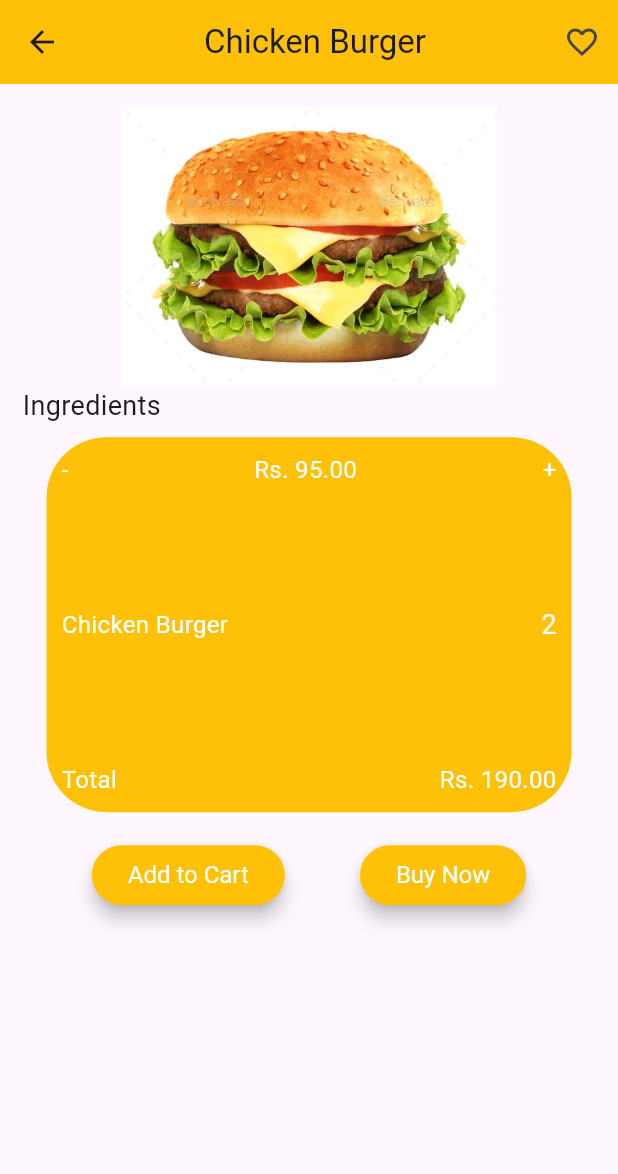
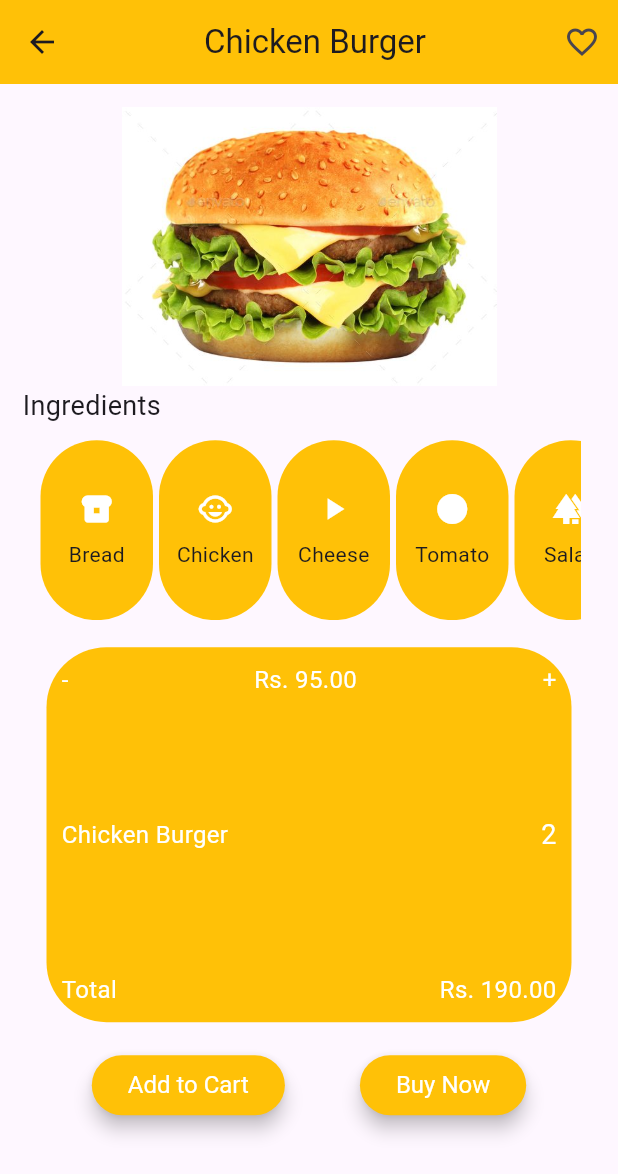
Before and after one commit to Teshan2000/Food-Delivery-App, a Flutter app: the FoodDetails screen opened directly, on a phone screen of 412 x 824 dp. Shown: the top 1174 px of the screen. Run offline on Flutter 3.47's test engine with Material 3 defaults, Android fonts, the phone set to English and light mode, and no system bars.

Commit message:
Ingredients List
Ingredients list were added to the food details page.

```diff
--- a/food_delivery_app/lib/screens/foodDetails.dart
+++ b/food_delivery_app/lib/screens/foodDetails.dart
@@ -8,6 +8,13 @@ class FoodDetails extends StatefulWidget {
 }
 
 class FoodDetailsState extends State<FoodDetails> {
+  List<Map<String, dynamic>> ingredients = [
+    {"icon": Icons.breakfast_dining, "name": "Bread"},
+    {"icon": Icons.child_care, "name": "Chicken"},
+    {"icon": Icons.play_arrow, "name": "Cheese"},
+    {"icon": Icons.circle, "name": "Tomato"},
+    {"icon": Icons.forest, "name": "Salad"}
+  ];
 
   @override
   Widget build(BuildContext context) {
@@ -51,6 +58,57 @@ class FoodDetailsState extends State<FoodDetails> {
                 style: TextStyle(fontSize: 18),
               ),
             ]),
+            Container(
+              padding: const EdgeInsets.symmetric(horizontal: 10, vertical: 10),
+              height: 140,
+              width: double.infinity,
+              child: ListView(
+                  scrollDirection: Axis.horizontal,
+                  children: List.generate(ingredients.length, (index) {
+                    return Flexible(
+                      child: Padding(
+                        padding: const EdgeInsets.symmetric(horizontal: 2),
+                        child: Container(
+                          width: 75,
+                          height: 100,
+                          decoration: ShapeDecoration(
+                            color: const Color(0xFFFFC107),
+                            shape: RoundedRectangleBorder(
+                              borderRadius: BorderRadius.circular(90),
+                            ),
+                          ),
+                          child: Column(children: [
+                            Flexible(
+                              child: Padding(
+                                padding: const EdgeInsets.symmetric(
+                                    horizontal: 3, vertical: 2),
+                                child: Column(
+                                  mainAxisAlignment: MainAxisAlignment.center,
+                                  crossAxisAlignment: CrossAxisAlignment.center,
+                                  children: <Widget>[
+                                    // Image.asset(
+                                    //   ingredients[index]['image'],
+                                    //   width: 60,
+                                    //   height: 60,
+                                    // ),
+                                    Icon(
+                                      ingredients[index]['icon'],
+                                      color: Colors.white,
+                                    ),
+                                    const SizedBox(height: 8),
+                                    Text(
+                                      ingredients[index]['name'],
+                                    )
+                                  ],
+                                ),
+                              ),
+                            ),
+                          ]),
+                        ),
+                      ),
+                    );
+                  })),
+            ),
             const SizedBox(height: 8),
             Container(
               padding: const EdgeInsets.symmetric(horizontal: 10, vertical: 10),
@@ -70,41 +128,65 @@ class FoodDetailsState extends State<FoodDetails> {
                     children: <Widget>[
                       Text(
                         '-',
-                          style: TextStyle(fontSize: 16, color: Colors.white),
+                        style: TextStyle(
+                          fontSize: 16,
+                          color: Colors.white
+                        ),
                       ),
                       Text(
                         'Rs. 95.00',
-                          style: TextStyle(fontSize: 16, color: Colors.white),
+                        style: TextStyle(
+                          fontSize: 16,
+                          color: Colors.white
+                        ),
                       ),
                       Text(
                         '+',
-                          style: TextStyle(fontSize: 16, color: Colors.white),
+                        style: TextStyle(
+                          fontSize: 16,
+                          color: Colors.white
                         ),
-                      ]),
+                      ),
+                    ]
+                  ),
                   Row(
                     mainAxisAlignment: MainAxisAlignment.spaceBetween,
                     children: <Widget>[
                       Text(
                         'Chicken Burger',
-                          style: TextStyle(fontSize: 16, color: Colors.white),
+                        style: TextStyle(
+                          fontSize: 16,
+                          color: Colors.white
+                        ),
                       ),
                       Text(
                         '2',
-                          style: TextStyle(fontSize: 18, color: Colors.white),
+                        style: TextStyle(
+                          fontSize: 18,
+                          color: Colors.white
+                        ),
                       )
-                      ]),
+                    ]
+                  ),
                   Row(
                     mainAxisAlignment: MainAxisAlignment.spaceBetween,
                     children: <Widget>[
                       Text(
                         'Total',
-                          style: TextStyle(fontSize: 16, color: Colors.white),
+                        style: TextStyle(
+                          fontSize: 16,
+                          color: Colors.white
+                        ),
                       ),
                       Text(
                         'Rs. 190.00',
-                          style: TextStyle(fontSize: 16, color: Colors.white),
+                        style: TextStyle(
+                          fontSize: 16,
+                          color: Colors.white
+                        ),
                       )
-                      ])
+                    ]
+                  )
                 ],
               ),
             ),
@@ -112,6 +194,13 @@ class FoodDetailsState extends State<FoodDetails> {
             Row(mainAxisAlignment: MainAxisAlignment.center, children: <Widget>[
               ElevatedButton(
                 style: style,
+                // style: ButtonStyle(
+                //   backgroundColor: Colors.amber,
+                //   textStyle: TextStyle(
+                //     color: Colors.white,
+                //     fontSize: 18
+                //   )
+                // ),
                 //style: style,
                 // style: ButtonStyle(
                 //   textStyle: TextStyle(
```
Lines whose indentation alone changed are shown as unchanged.
